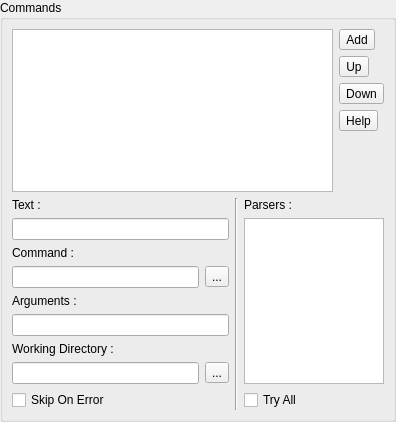
First picture: the form in v2/branches/newxup/monkey/src/xupmanager/gui/CommandsEditor.ui, repository testmana2/mks, before the edit.
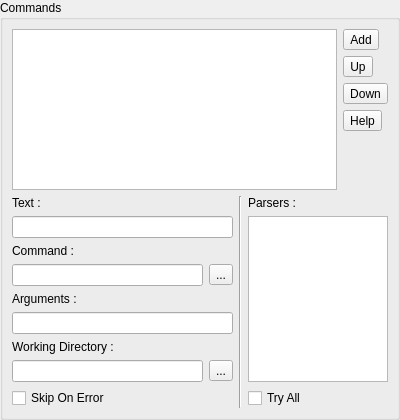
Second picture: the form after the edit. Icons and pictures are not drawn. Custom widgets are drawn as their Qt base class.

Patch:
```diff
--- a/v2/branches/newxup/monkey/src/xupmanager/gui/CommandsEditor.ui
+++ b/v2/branches/newxup/monkey/src/xupmanager/gui/CommandsEditor.ui
@@ -6,8 +6,8 @@
    <rect>
     <x>0</x>
     <y>0</y>
-    <width>396</width>
-    <height>422</height>
+    <width>400</width>
+    <height>420</height>
    </rect>
   </property>
   <property name="windowTitle">
```
